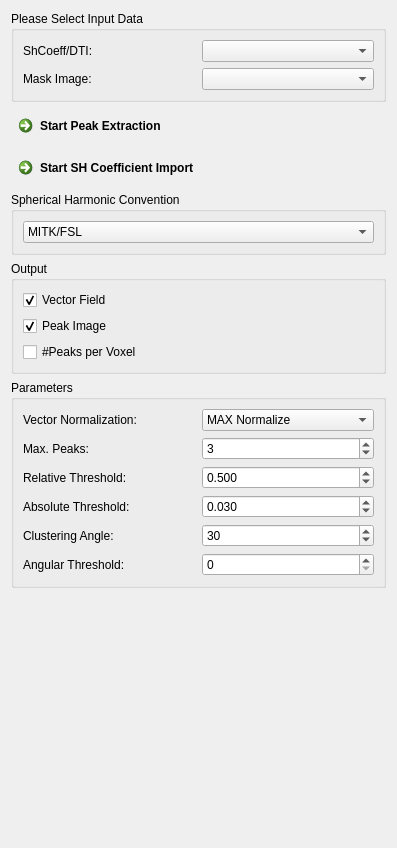
Above: Plugins/org.mitk.gui.qt.diffusionimaging.odfpeaks/src/internal/QmitkOdfMaximaExtractionViewControls.ui from MITK/MITK before the change. Below: the same form after it.
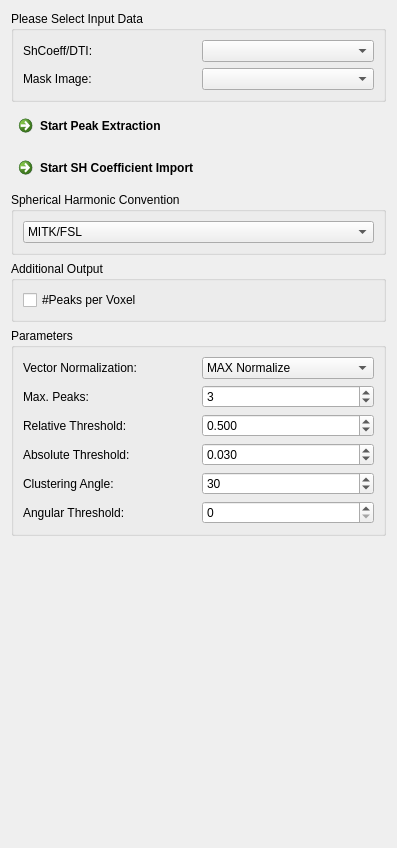
That is the form after the change. Custom widgets are drawn as their Qt base class.

Commit message: Add peak image and mapper

What changed in the file:
```diff
--- a/Plugins/org.mitk.gui.qt.diffusionimaging.odfpeaks/src/internal/QmitkOdfMaximaExtractionViewControls.ui
+++ b/Plugins/org.mitk.gui.qt.diffusionimaging.odfpeaks/src/internal/QmitkOdfMaximaExtractionViewControls.ui
@@ -43,26 +43,13 @@
    <item row="5" column="0">
     <widget class="QGroupBox" name="groupBox_2">
      <property name="title">
-      <string>Output</string>
+      <string>Additional Output</string>
      </property>
      <layout class="QFormLayout" name="formLayout_2">
       <property name="fieldGrowthPolicy">
        <enum>QFormLayout::AllNonFixedFieldsGrow</enum>
       </property>
       <item row="0" column="0">
-       <widget class="QCheckBox" name="m_OutputVectorFieldBox">
-        <property name="toolTip">
-         <string>Only for visualization purposes! The vectors are automatically corrected for image spacing and for the largest eigenvalue in case of the tensor peak extraction.</string>
-        </property>
-        <property name="text">
-         <string>Vector Field</string>
-        </property>
-        <property name="checked">
-         <bool>true</bool>
-        </property>
-       </widget>
-      </item>
-      <item row="2" column="0">
        <widget class="QCheckBox" name="m_OutputNumDirectionsBox">
         <property name="toolTip">
          <string>Output unsigned char image containing the number of directions per voxel.</string>
@@ -75,19 +62,6 @@
         </property>
        </widget>
       </item>
-      <item row="1" column="0">
-       <widget class="QCheckBox" name="m_OutputDirectionImagesBox">
-        <property name="toolTip">
-         <string>4D image cotaining peak information</string>
-        </property>
-        <property name="text">
-         <string>Peak Image</string>
-        </property>
-        <property name="checked">
-         <bool>true</bool>
-        </property>
-       </widget>
-      </item>
      </layout>
     </widget>
    </item>
```
The commit also changes 37 other files.
